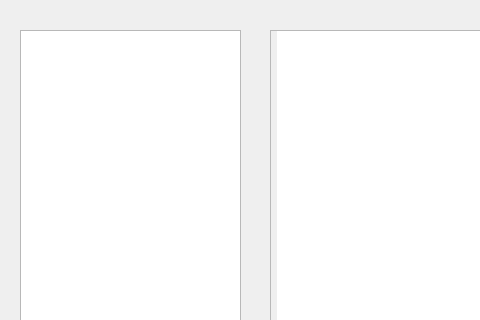
Above: MultiChat/client_side_dialog.ui from vince-exe/MultiChat before the change; both pictures show x 0 to 480 and y 0 to 320 of the 978 by 599 pixel window. Below: the same form after it.
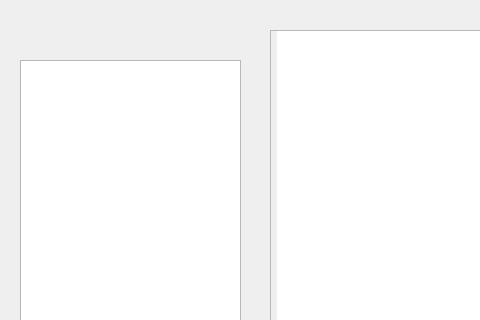
That is the form after the change.

```diff
--- a/MultiChat/client_side_dialog.ui
+++ b/MultiChat/client_side_dialog.ui
@@ -23,9 +23,9 @@
    <property name="geometry">
     <rect>
      <x>20</x>
-     <y>30</y>
+     <y>60</y>
      <width>221</width>
-     <height>501</height>
+     <height>471</height>
     </rect>
    </property>
    <property name="focusPolicy">
@@ -226,6 +226,26 @@
     <string>info</string>
    </property>
   </widget>
+  <widget class="QLabel" name="nicknameLabel">
+   <property name="geometry">
+    <rect>
+     <x>20</x>
+     <y>10</y>
+     <width>221</width>
+     <height>41</height>
+    </rect>
+   </property>
+   <property name="styleSheet">
+    <string notr="true">QLabel {
+	font: 700 17pt &quot;Yu Gothic UI&quot;;
+	letter-spacing: 1px;
+	color: '#e3e3e3';
+}</string>
+   </property>
+   <property name="text">
+    <string/>
+   </property>
+  </widget>
  </widget>
  <resources/>
  <connections/>
```
